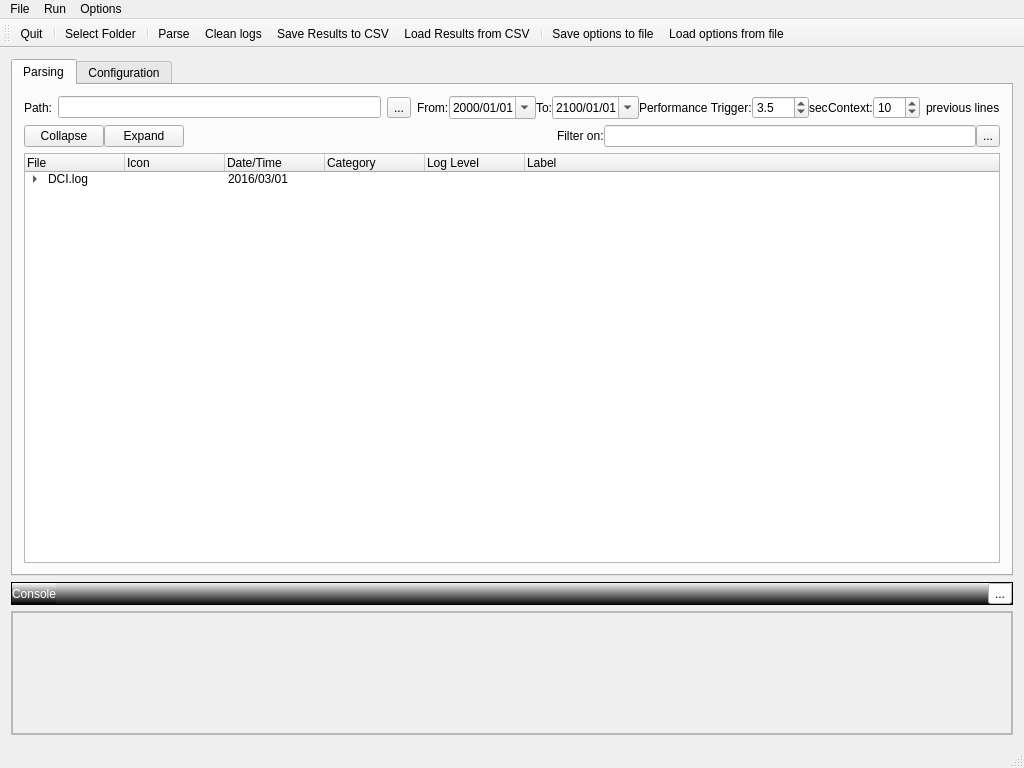
Before: the Qt Designer form LogParserGUI/mainwindow.ui in rubi-rock/LogParserLib, drawn with Qt 5.
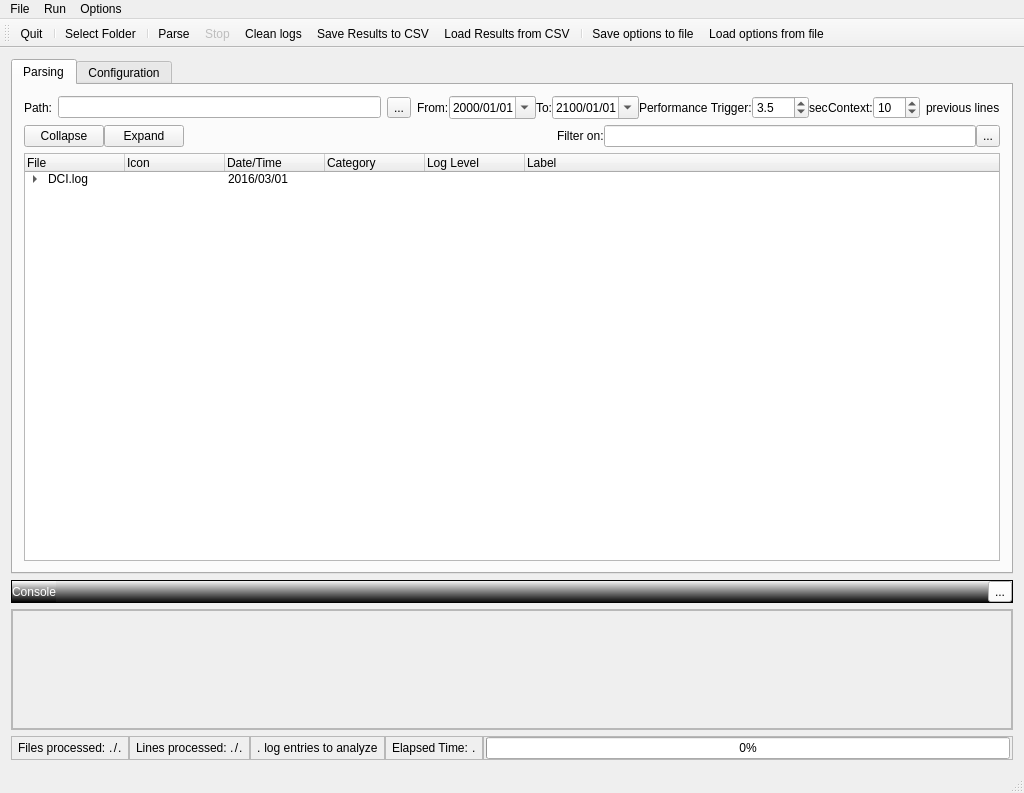
After: the same form once the commit is applied. Icons and pictures are not drawn.

Diff of the .ui file:
```diff
--- a/LogParserGUI/mainwindow.ui
+++ b/LogParserGUI/mainwindow.ui
@@ -7,7 +7,7 @@
     <x>0</x>
     <y>0</y>
     <width>1024</width>
-    <height>768</height>
+    <height>793</height>
    </rect>
   </property>
   <property name="sizePolicy">
@@ -668,6 +668,252 @@
       </layout>
      </widget>
     </item>
+    <item>
+     <layout class="QHBoxLayout" name="horizontalLayout_statusbar">
+      <property name="spacing">
+       <number>0</number>
+      </property>
+      <item>
+       <widget class="QFrame" name="frame_files">
+        <property name="frameShape">
+         <enum>QFrame::StyledPanel</enum>
+        </property>
+        <property name="frameShadow">
+         <enum>QFrame::Raised</enum>
+        </property>
+        <layout class="QHBoxLayout" name="horizontalLayout_6">
+         <property name="spacing">
+          <number>0</number>
+         </property>
+         <property name="leftMargin">
+          <number>6</number>
+         </property>
+         <property name="topMargin">
+          <number>0</number>
+         </property>
+         <property name="rightMargin">
+          <number>6</number>
+         </property>
+         <property name="bottomMargin">
+          <number>0</number>
+         </property>
+         <item>
+          <widget class="QLabel" name="label_10">
+           <property name="text">
+            <string>Files processed: </string>
+           </property>
+           <property name="scaledContents">
+            <bool>false</bool>
+           </property>
+          </widget>
+         </item>
+         <item>
+          <widget class="QLabel" name="lbl_processed_files">
+           <property name="text">
+            <string>.</string>
+           </property>
+          </widget>
+         </item>
+         <item>
+          <widget class="QLabel" name="label_12">
+           <property name="text">
+            <string>/</string>
+           </property>
+           <property name="alignment">
+            <set>Qt::AlignCenter</set>
+           </property>
+          </widget>
+         </item>
+         <item>
+          <widget class="QLabel" name="lbl_total_files">
+           <property name="text">
+            <string>.</string>
+           </property>
+          </widget>
+         </item>
+        </layout>
+       </widget>
+      </item>
+      <item>
+       <widget class="QFrame" name="frame_lines">
+        <property name="frameShape">
+         <enum>QFrame::StyledPanel</enum>
+        </property>
+        <property name="frameShadow">
+         <enum>QFrame::Raised</enum>
+        </property>
+        <layout class="QHBoxLayout" name="horizontalLayout_7">
+         <property name="spacing">
+          <number>0</number>
+         </property>
+         <property name="leftMargin">
+          <number>6</number>
+         </property>
+         <property name="topMargin">
+          <number>0</number>
+         </property>
+         <property name="rightMargin">
+          <number>6</number>
+         </property>
+         <property name="bottomMargin">
+          <number>0</number>
+         </property>
+         <item>
+          <widget class="QLabel" name="label_11">
+           <property name="text">
+            <string>Lines processed: </string>
+           </property>
+           <property name="scaledContents">
+            <bool>false</bool>
+           </property>
+          </widget>
+         </item>
+         <item>
+          <widget class="QLabel" name="lbl_processed_lines">
+           <property name="text">
+            <string>.</string>
+           </property>
+          </widget>
+         </item>
+         <item>
+          <widget class="QLabel" name="label_9">
+           <property name="text">
+            <string>/</string>
+           </property>
+           <property name="alignment">
+            <set>Qt::AlignCenter</set>
+           </property>
+          </widget>
+         </item>
+         <item>
+          <widget class="QLabel" name="lbl_total_lines">
+           <property name="text">
+            <string>.</string>
+           </property>
+          </widget>
+         </item>
+        </layout>
+       </widget>
+      </item>
+      <item>
+       <widget class="QFrame" name="frame_log_entries">
+        <property name="frameShape">
+         <enum>QFrame::StyledPanel</enum>
+        </property>
+        <property name="frameShadow">
+         <enum>QFrame::Raised</enum>
+        </property>
+        <layout class="QHBoxLayout" name="horizontalLayout_5">
+         <property name="spacing">
+          <number>0</number>
+         </property>
+         <property name="leftMargin">
+          <number>6</number>
+         </property>
+         <property name="topMargin">
+          <number>0</number>
+         </property>
+         <property name="rightMargin">
+          <number>6</number>
+         </property>
+         <property name="bottomMargin">
+          <number>0</number>
+         </property>
+         <item>
+          <widget class="QLabel" name="lbl_log_entries_count">
+           <property name="text">
+            <string>.</string>
+           </property>
+          </widget>
+         </item>
+         <item>
+          <widget class="QLabel" name="label_15">
+           <property name="text">
+            <string> log entries to analyze</string>
+           </property>
+          </widget>
+         </item>
+        </layout>
+        <zorder>progressBar</zorder>
+        <zorder>frame_elapsed_time</zorder>
+        <zorder>lbl_log_entries_count</zorder>
+        <zorder>label_15</zorder>
+       </widget>
+      </item>
+      <item>
+       <widget class="QFrame" name="frame_elapsed_time">
+        <property name="frameShape">
+         <enum>QFrame::StyledPanel</enum>
+        </property>
+        <property name="frameShadow">
+         <enum>QFrame::Raised</enum>
+        </property>
+        <layout class="QHBoxLayout" name="horizontalLayout_8">
+         <property name="spacing">
+          <number>0</number>
+         </property>
+         <property name="leftMargin">
+          <number>6</number>
+         </property>
+         <property name="topMargin">
+          <number>0</number>
+         </property>
+         <property name="rightMargin">
+          <number>6</number>
+         </property>
+         <property name="bottomMargin">
+          <number>0</number>
+         </property>
+         <item>
+          <widget class="QLabel" name="label_13">
+           <property name="text">
+            <string>Elapsed Time: </string>
+           </property>
+          </widget>
+         </item>
+         <item>
+          <widget class="QLabel" name="lbl_elapsed_time">
+           <property name="text">
+            <string>.</string>
+           </property>
+          </widget>
+         </item>
+        </layout>
+       </widget>
+      </item>
+      <item>
+       <widget class="QFrame" name="frame_progress_bar">
+        <property name="frameShape">
+         <enum>QFrame::StyledPanel</enum>
+        </property>
+        <property name="frameShadow">
+         <enum>QFrame::Raised</enum>
+        </property>
+        <layout class="QHBoxLayout" name="horizontalLayout_9">
+         <property name="leftMargin">
+          <number>2</number>
+         </property>
+         <property name="topMargin">
+          <number>0</number>
+         </property>
+         <property name="rightMargin">
+          <number>2</number>
+         </property>
+         <property name="bottomMargin">
+          <number>0</number>
+         </property>
+         <item>
+          <widget class="QProgressBar" name="progressBar">
+           <property name="value">
+            <number>0</number>
+           </property>
+          </widget>
+         </item>
+        </layout>
+       </widget>
+      </item>
+     </layout>
+    </item>
    </layout>
    <zorder>tabWidget_General</zorder>
    <zorder>frame_console</zorder>
@@ -716,6 +962,9 @@
    <addaction name="menuOptions"/>
   </widget>
   <widget class="QToolBar" name="mainToolBar">
+   <property name="enabled">
+    <bool>true</bool>
+   </property>
    <property name="iconSize">
     <size>
      <width>32</width>
@@ -736,6 +985,7 @@
    <addaction name="actionSelect_Folder"/>
    <addaction name="separator"/>
    <addaction name="actionParse"/>
+   <addaction name="actionStop"/>
    <addaction name="actionClean_logs"/>
    <addaction name="actionSave_Results_to_CSV"/>
    <addaction name="actionLoad_Results_from_CSV"/>
@@ -847,6 +1097,21 @@
     <string>Load Results from CSV...</string>
    </property>
   </action>
+  <action name="actionStop">
+   <property name="enabled">
+    <bool>false</bool>
+   </property>
+   <property name="icon">
+    <iconset resource="icons.qrc">
+     <normaloff>:/icons/stop_32.png</normaloff>:/icons/stop_32.png</iconset>
+   </property>
+   <property name="text">
+    <string>Stop</string>
+   </property>
+   <property name="toolTip">
+    <string>Stop log file parsing</string>
+   </property>
+  </action>
  </widget>
  <layoutdefault spacing="6" margin="11"/>
  <resources>
```
Left out of the diff: 1 changed line with no effect on the pictures.
